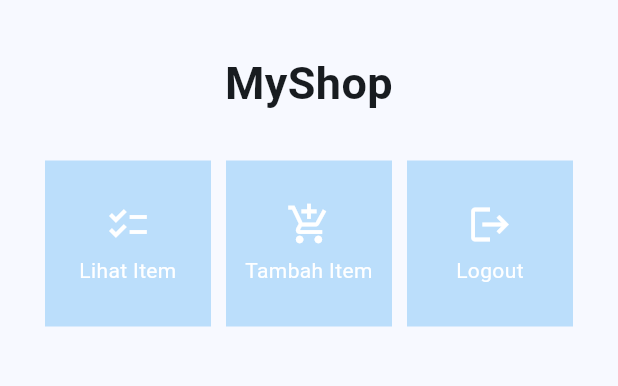
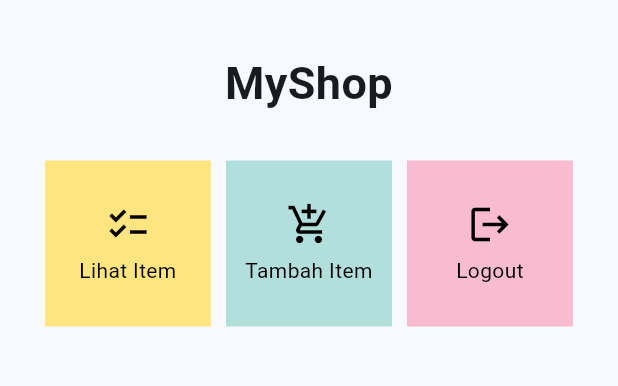
Before and after one commit to sabrinaatha/universe, a Flutter app: the screen it shows after launch, on a phone screen of 412 x 824 dp, the part 63-449 px from its top. Run offline on Flutter 3.47's test engine with Material 2 defaults, Android fonts, the phone set to English and light mode, and no system bars.

Commit message:
Finished 'Tugas7' with bonus

```diff
--- a/lib/menu.dart
+++ b/lib/menu.dart
@@ -4,9 +4,9 @@ class MyHomePage extends StatelessWidget {
   MyHomePage({Key? key}) : super(key: key);
 
   final List<ShopItem> items = [
-    ShopItem("Lihat Item", Icons.checklist),
-    ShopItem("Tambah Item", Icons.add_shopping_cart),
-    ShopItem("Logout", Icons.logout),
+    ShopItem("Lihat Item", Icons.checklist, Colors.amberAccent.shade100),
+    ShopItem("Tambah Item", Icons.add_shopping_cart, Colors.teal.shade100),
+    ShopItem("Logout", Icons.logout, Colors.pink.shade100),
   ];
 
   // This widget is the home page of your application. It is stateful, meaning
@@ -70,8 +70,9 @@ class MyHomePage extends StatelessWidget {
 class ShopItem {
   final String name;
   final IconData icon;
+  final Color buttonColor;
 
-  ShopItem(this.name, this.icon);
+  ShopItem(this.name, this.icon, this.buttonColor);
 }
 
 class ShopCard extends StatelessWidget {
@@ -82,7 +83,7 @@ class ShopCard extends StatelessWidget {
   @override
   Widget build(BuildContext context) {
     return Material(
-      color: Colors.blue.shade100,
+      color: item.buttonColor,
       child: InkWell(
         // Area responsive terhadap sentuhan
         onTap: () {
@@ -101,14 +102,14 @@ class ShopCard extends StatelessWidget {
               children: [
                 Icon(
                   item.icon,
-                  color: Colors.white,
+                  color: Colors.black,
                   size: 30.0,
                 ),
                 const Padding(padding: EdgeInsets.all(3)),
                 Text(
                   item.name,
                   textAlign: TextAlign.center,
-                  style: const TextStyle(color: Colors.white),
+                  style: const TextStyle(color: Colors.black),
                 ),
               ],
             ),
```
